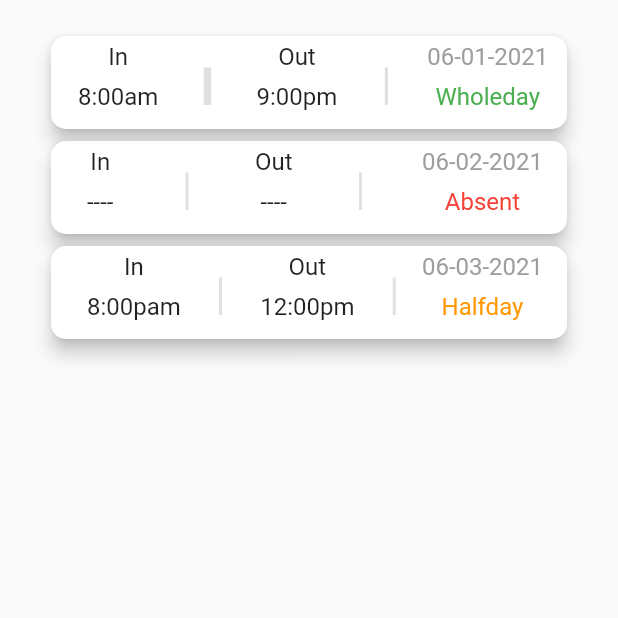
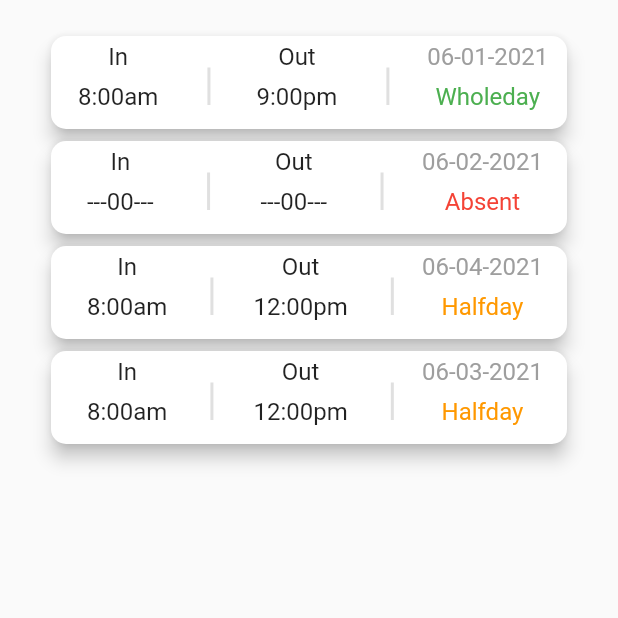
Before and after one commit to QonvexTech/qonvex_payroll, a Flutter app: the Attendance screen opened directly, on a phone screen of 412 x 824 dp, the top half of it. Run offline on Flutter 3.47's test engine with Material 2 defaults, Android fonts, the light colour scheme and no system bars; missing offline and left inert: qr_code_scanner; accounts and stored records are empty; network calls fail.

Commit message:
FAB edited

```diff
--- a/lib/attendance.dart
+++ b/lib/attendance.dart
@@ -23,7 +23,9 @@ class _AttendanceState extends State<Attendance> {
             ),
             child: ListTile(
               contentPadding: EdgeInsets.only(left: 10, right: 10),
-              title: Row(
+              title: Column(
+                children: [
+                  Row(
                     children: [
                       Column(
                         children: [
@@ -34,11 +36,14 @@ class _AttendanceState extends State<Attendance> {
                           )
                         ],
                       ),
+                      SizedBox(
+                        width: 2,
+                      ),
                       Expanded(
                         child: SizedBox(
                           height: 30,
                           child: VerticalDivider(
-                        thickness: 5,
+                            thickness: 2,
                             indent: 5,
                             endIndent: 0,
                             width: 20,
@@ -53,6 +58,9 @@ class _AttendanceState extends State<Attendance> {
                             child: Text('9:00pm'),
                           )
                         ],
+                      ),
+                      SizedBox(
+                        width: 2,
                       ),
                       Expanded(
                         child: SizedBox(
@@ -82,6 +90,8 @@ class _AttendanceState extends State<Attendance> {
                       ),
                     ],
                   ),
+                ],
+              ),
             ),
           ),
           Container(
@@ -98,9 +108,12 @@ class _AttendanceState extends State<Attendance> {
                         Text('In'),
                         Padding(
                           padding: const EdgeInsets.all(8.0),
-                          child: Text('----'),
+                          child: Text('---00---'),
                         )
                       ],
+                    ),
+                    SizedBox(
+                      width: 2,
                     ),
                     Expanded(
                       child: SizedBox(
@@ -118,9 +131,12 @@ class _AttendanceState extends State<Attendance> {
                         Text('Out'),
                         Padding(
                           padding: const EdgeInsets.all(8.0),
-                          child: Text('----'),
+                          child: Text('---00---'),
                         )
                       ],
+                    ),
+                    SizedBox(
+                      width: 2,
                     ),
                     Expanded(
                       child: SizedBox(
@@ -167,9 +183,12 @@ class _AttendanceState extends State<Attendance> {
                         Text('In'),
                         Padding(
                           padding: const EdgeInsets.all(8.0),
-                          child: Text('8:00pam'),
+                          child: Text('8:00am'),
                         )
                       ],
+                    ),
+                    SizedBox(
+                      width: 2,
                     ),
                     Expanded(
                       child: SizedBox(
@@ -190,6 +209,84 @@ class _AttendanceState extends State<Attendance> {
                           child: Text('12:00pm'),
                         )
                       ],
+                    ),
+                    SizedBox(
+                      width: 2,
+                    ),
+                    Expanded(
+                      child: SizedBox(
+                        height: 30,
+                        child: VerticalDivider(
+                          thickness: 2,
+                          indent: 5,
+                          endIndent: 0,
+                          width: 20,
+                        ),
+                      ),
+                    ),
+                    Column(
+                      children: [
+                        Text(
+                          '06-04-2021',
+                          style: TextStyle(color: Colors.grey.shade500),
+                        ),
+                        Padding(
+                          padding: const EdgeInsets.all(8.0),
+                          child: Text(
+                            'Halfday',
+                            style: TextStyle(color: Colors.orange),
+                          ),
+                        )
+                      ],
+                    ),
+                  ],
+                ),
+              ),
+            ),
+          ),
+          Container(
+            child: Card(
+              elevation: 5,
+              shape: RoundedRectangleBorder(
+                borderRadius: BorderRadius.circular(10),
+              ),
+              child: ListTile(
+                title: Row(
+                  children: [
+                    Column(
+                      children: [
+                        Text('In'),
+                        Padding(
+                          padding: const EdgeInsets.all(8.0),
+                          child: Text('8:00am'),
+                        )
+                      ],
+                    ),
+                    SizedBox(
+                      width: 2,
+                    ),
+                    Expanded(
+                      child: SizedBox(
+                        height: 30,
+                        child: VerticalDivider(
+                          thickness: 2,
+                          indent: 5,
+                          endIndent: 0,
+                          width: 20,
+                        ),
+                      ),
+                    ),
+                    Column(
+                      children: [
+                        Text('Out'),
+                        Padding(
+                          padding: const EdgeInsets.all(8.0),
+                          child: Text('12:00pm'),
+                        )
+                      ],
+                    ),
+                    SizedBox(
+                      width: 2,
                     ),
                     Expanded(
                       child: SizedBox(
--- a/lib/contacts.dart
+++ /dev/null
@@ -1,17 +0,0 @@
-import 'package:flutter/material.dart';
-
-class ContactsPage extends StatefulWidget {
-  const ContactsPage({Key? key}) : super(key: key);
-
-  @override
-  _ContactsPageState createState() => _ContactsPageState();
-}
-
-class _ContactsPageState extends State<ContactsPage> {
-  @override
-  Widget build(BuildContext context) {
-    return Container(
-      color: Colors.purple,
-    );
-  }
-}
--- a/lib/general.dart
+++ b/lib/general.dart
@@ -10,8 +10,8 @@ class GeneralPage extends StatefulWidget {
 class _GeneralPageState extends State<GeneralPage> {
   @override
   Widget build(BuildContext context) {
-    return Container(
-      child: Container(
+    return Scaffold(
+      body: Container(
         padding: EdgeInsets.only(left: 20, right: 20, top: 20),
         child: ListView(
           children: [
@@ -65,6 +65,12 @@ class _GeneralPageState extends State<GeneralPage> {
           ],
         ),
       ),
+      floatingActionButton: FloatingActionButton(
+          onPressed: () {
+            // Add your onPressed code here!
+          },
+          child: const Icon(Icons.edit_rounded),
+          backgroundColor: Colors.blue),
     );
   }
 }
--- a/lib/main.dart
+++ b/lib/main.dart
@@ -24,7 +24,7 @@ class MyApp extends StatelessWidget {
       theme: ThemeData(
         primarySwatch: Colors.blue,
       ),
-      home: PayrollPage(),
+      home: Profile(),
     );
   }
 }
--- a/lib/profile.dart
+++ b/lib/profile.dart
@@ -4,7 +4,6 @@ import 'package:flutter/material.dart';
 import 'package:qonvex_payroll/Login_page.dart';
 import 'attendance.dart';
 import 'general.dart';
-import 'contacts.dart';
 import 'payroll.dart';
 
 class Profile extends StatefulWidget {
@@ -21,7 +20,7 @@ class _ProfileState extends State<Profile> with TickerProviderStateMixin {
 
   List<Widget> _tabs = [
     GeneralPage(),
-    ContactsPage(),
+    // ContactsPage(),
     Attendance(),
     PayrollPage()
   ];
@@ -29,7 +28,7 @@ class _ProfileState extends State<Profile> with TickerProviderStateMixin {
   @override
   void initState() {
     super.initState();
-    _tabController = new TabController(vsync: this, length: 4);
+    _tabController = new TabController(vsync: this, length: 3);
     _tabController!.addListener(_handleTabSelection);
   }
 
@@ -90,12 +89,12 @@ class _ProfileState extends State<Profile> with TickerProviderStateMixin {
               ]),
         ),
       ),
-      floatingActionButton: FloatingActionButton(
-          onPressed: () {
-            // Add your onPressed code here!
-          },
-          child: const Icon(Icons.edit_rounded),
-          backgroundColor: Colors.blue),
+      // floatingActionButton: FloatingActionButton(
+      //     onPressed: () {
+      //       // Add your onPressed code here!
+      //     },
+      //     child: const Icon(Icons.edit_rounded),
+      //     backgroundColor: Colors.blue),
       body: Column(
         children: <Widget>[
           // construct the profile details widget here
@@ -231,24 +230,17 @@ class _ProfileState extends State<Profile> with TickerProviderStateMixin {
                     text: 'General',
                   ),
                   Tab(
-                      icon: Icon(Icons.call_rounded,
-                          // size: 35,
-                          color: _tabController!.index == 1
-                              ? Colors.blue
-                              : Colors.grey),
-                      text: 'Contacts'),
-                  Tab(
                     icon: Icon(Icons.calendar_today_rounded,
-                        color: _tabController!.index == 2
+                        color: _tabController!.index == 1
                             ? Colors.blue
                             : Colors.grey),
-                    text: 'Attendace',
+                    text: 'Attendance',
                   ),
                   Tab(
                     icon: Icon(Icons.account_balance_wallet_rounded,
 
                         // size: 35,
-                        color: _tabController!.index == 3
+                        color: _tabController!.index == 2
                             ? Colors.blue
                             : Colors.grey),
                     text: 'Payroll',
```
Lines whose indentation alone changed are shown as unchanged.
